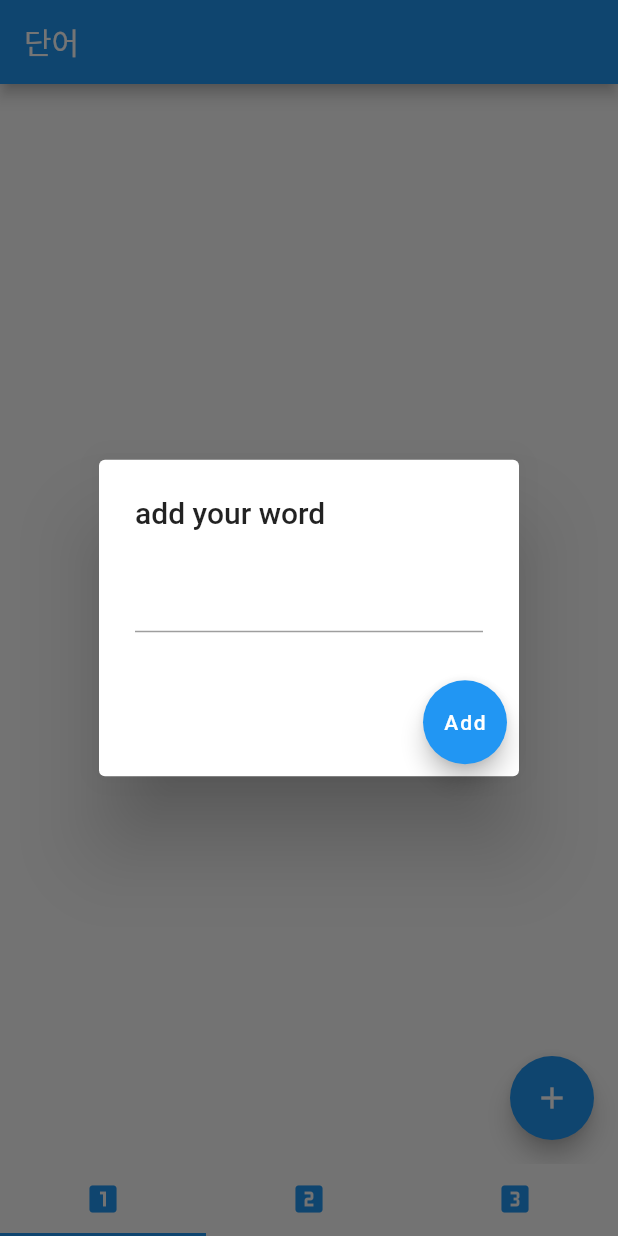
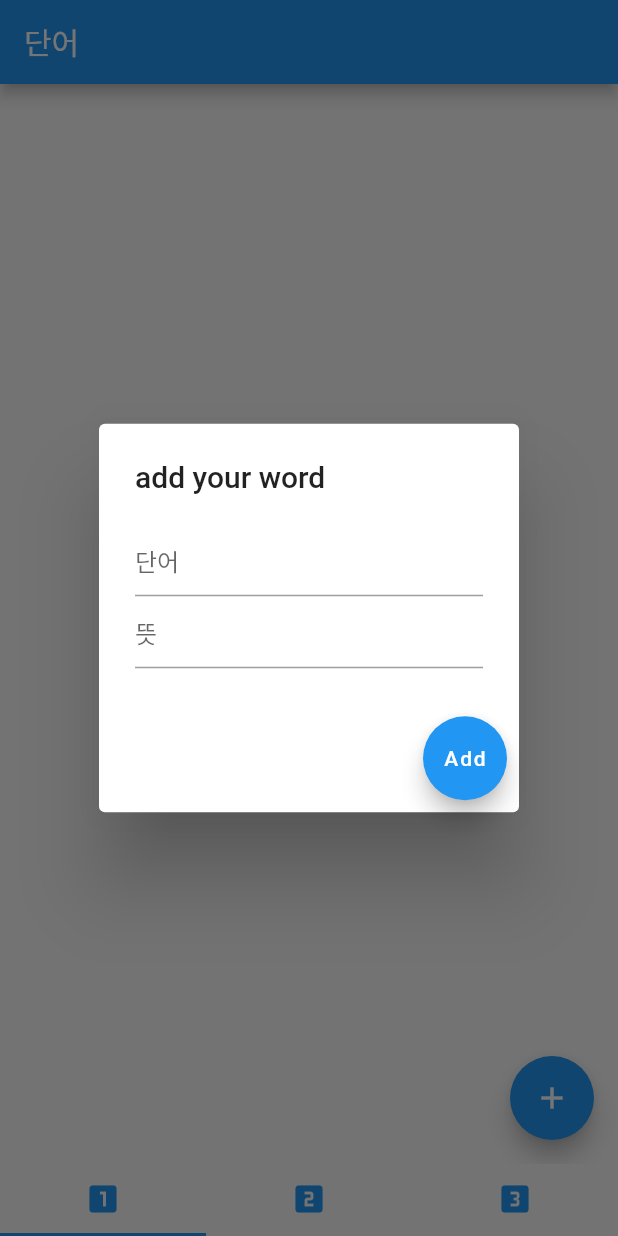
Before and after one commit to hyundp/Docabulary, a Flutter app: the screen it shows after launch, after a tap on the "add" icon, on a phone screen of 412 x 824 dp. Run offline on Flutter 3.47's test engine with Material 2 defaults, Android fonts, the phone set to English and light mode, and no system bars.

Commit message:
add: input word and meaning

```diff
--- a/lib/wordPage.dart
+++ b/lib/wordPage.dart
@@ -7,7 +7,9 @@ class WordPage extends StatefulWidget {
 
 class _WordPage extends State<WordPage>{
   List words = [];
-  String input = "";
+  List meaning = [];
+  String inputEng = "";
+  String inputKor = "";
   @override
   Widget build(BuildContext context){
     return Scaffold(
@@ -21,15 +23,30 @@ class _WordPage extends State<WordPage>{
               builder: (BuildContext context){
                 return AlertDialog(
                   title: Text("add your word"),
-                  content: TextField(
-                    onChanged: (String value){
-                      input = value;
-                    },
+                  content: Form(
+                    child: Column(
+                      mainAxisSize: MainAxisSize.min,
+                      children: [
+                        TextFormField(
+                          decoration: InputDecoration(hintText: '단어'),
+                          onChanged: (String value){
+                            inputEng = value;
+                          },
+                        ),
+                        TextFormField(
+                          decoration: InputDecoration(hintText: '뜻'),
+                          onChanged: (String value){
+                            inputKor = value;
+                          },
+                        )
+                      ],
+                    ),
                   ),
                   actions: <Widget>[
                     FloatingActionButton(onPressed: (){
                       setState(() {
-                        words.add(input);
+                        words.add(inputEng);
+                        meaning.add(inputKor);
                       });
                       Navigator.of(context).pop();
                     },
@@ -51,7 +68,7 @@ class _WordPage extends State<WordPage>{
                 key: Key(words[index]),
                 child: Card(
                     elevation: 4,
-                    margin: EdgeInsets.all(8),
+                    margin: EdgeInsets.all(15),
                     shape: RoundedRectangleBorder(borderRadius:
                     BorderRadius.circular(8)
                     ),
```
